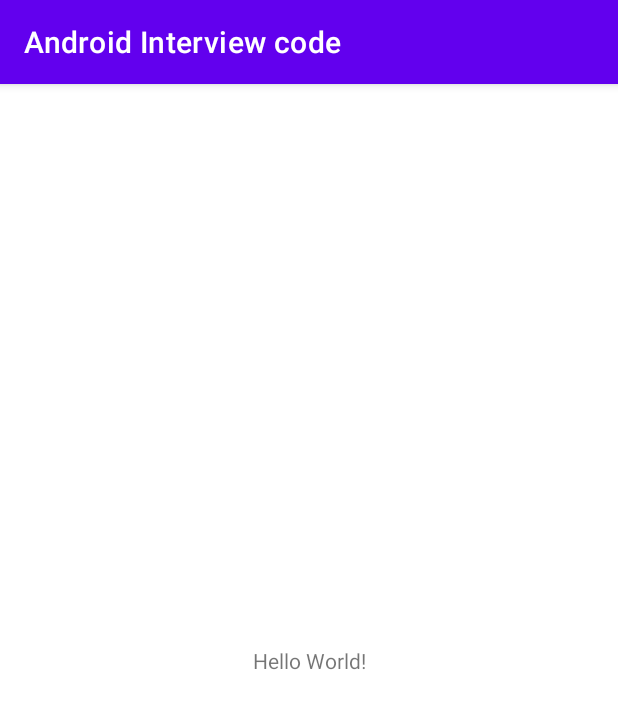
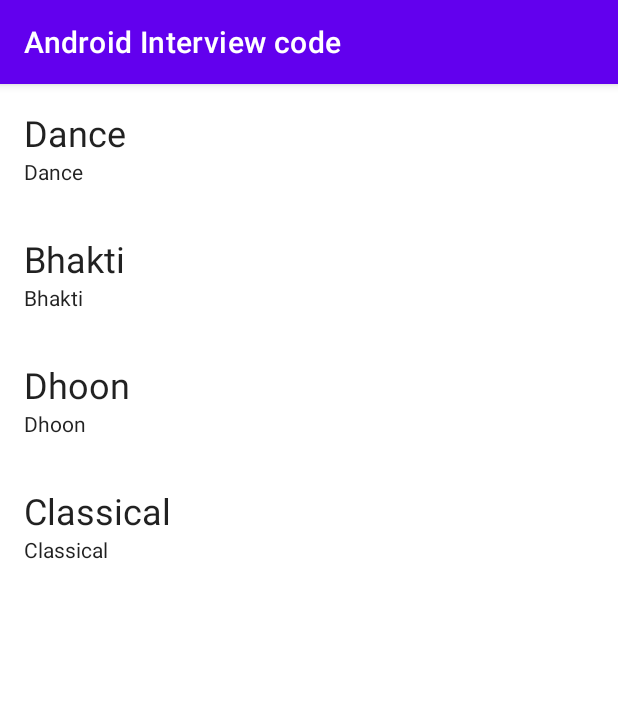
Before and after one commit to hemantvc/android-kotlin-inteview, an Android app: the screen it shows after launch (MainActivity), on a phone screen of 412 x 824 dp. Shown: the top 709 px of the screen. Run offline under Robolectric (Android 15) with nearby library versions, the light colour scheme and no system bars.

Commit message:
Simple recycler view added into project with simple string list

```diff
--- a/app/build.gradle
+++ b/app/build.gradle
@@ -40,4 +40,8 @@
     testImplementation 'junit:junit:4.13.2'
     androidTestImplementation 'androidx.test.ext:junit:1.1.3'
     androidTestImplementation 'androidx.test.espresso:espresso-core:3.4.0'
+
+    // Recyclerview
+    implementation 'androidx.recyclerview:recyclerview:1.2.1'
+
 }
--- a/app/src/main/java/com/hariom/androidinterviewcode/MainActivity.kt
+++ b/app/src/main/java/com/hariom/androidinterviewcode/MainActivity.kt
@@ -2,10 +2,55 @@
 
 import androidx.appcompat.app.AppCompatActivity
 import android.os.Bundle
+import android.os.PersistableBundle
+import android.util.Log
+import androidx.recyclerview.widget.LinearLayoutManager
+import androidx.recyclerview.widget.RecyclerView
 
 class MainActivity : AppCompatActivity() {
     override fun onCreate(savedInstanceState: Bundle?) {
         super.onCreate(savedInstanceState)
         setContentView(R.layout.activity_main)
+        Log.i("MainActivity", "onCreate: ")
+
+        val songList = listOf<String>("Dance","Bhakti","Dhoon","Classical")
+
+        var songRecycleView = findViewById<RecyclerView>(R.id.rvSongList)
+        songRecycleView.adapter = SongAdapter(songList)
+
+        songRecycleView.layoutManager = LinearLayoutManager(this)
+
+
     }
+
+    override fun onStart() {
+        super.onStart()
+        Log.i("MainActivity", "onStart: ")
+    }
+
+    override fun onPause() {
+        super.onPause()
+        Log.i("MainActivity", "onPause: ")
+    }
+    override fun onStop() {
+        super.onStop()
+        Log.i("MainActivity", "onStop: ")
+    }
+
+    override fun onDestroy() {
+        super.onDestroy()
+        Log.i("MainActivity", "onDestroy: ")
+    }
+
+    override fun onSaveInstanceState(outState: Bundle, outPersistentState: PersistableBundle) {
+        super.onSaveInstanceState(outState, outPersistentState)
+        Log.i("MainActivity", "onSaveInstanceState: ")
+    }
+
+
+    override fun onRestart() {
+        super.onRestart()
+        Log.i("MainActivity", "onRestart: ")
+    }
+
 }
--- /dev/null
+++ b/app/src/main/java/com/hariom/androidinterviewcode/SongAdapter.kt
@@ -0,0 +1,34 @@
+package com.hariom.androidinterviewcode
+
+import android.view.LayoutInflater
+import android.view.View
+import android.view.ViewGroup
+import android.widget.TextView
+import androidx.recyclerview.widget.RecyclerView
+
+class SongAdapter(val songs:List<String>) : RecyclerView.Adapter<SongAdapter.MyViewHolder>() {
+
+
+    // Create view for recyclerview
+    override fun onCreateViewHolder(parent: ViewGroup, viewType: Int): MyViewHolder {
+        // LayoutInflater converts xml file to java file
+        val inflater = LayoutInflater.from(parent.context)
+        val view = inflater.inflate(R.layout.item_view,parent,false)
+        return MyViewHolder(view)
+
+    }
+
+    override fun onBindViewHolder(holder: MyViewHolder, position: Int) {
+                                holder.textTitle.text = songs[position]
+                                holder.textDescription.text = songs[position]
+    }
+
+    override fun getItemCount(): Int {
+         return songs.size
+    }
+
+    class MyViewHolder(itemView: View) : RecyclerView.ViewHolder(itemView){
+        var textTitle = itemView.findViewById<TextView>(R.id.tvTitle)
+        var textDescription = itemView.findViewById<TextView>(R.id.tvDescription)
+    }
+}
--- a/app/src/main/res/layout/activity_main.xml
+++ b/app/src/main/res/layout/activity_main.xml
@@ -1,18 +1,9 @@
 <?xml version="1.0" encoding="utf-8"?>
-<androidx.constraintlayout.widget.ConstraintLayout xmlns:android="http://schemas.android.com/apk/res/android"
+<androidx.recyclerview.widget.RecyclerView xmlns:android="http://schemas.android.com/apk/res/android"
     xmlns:app="http://schemas.android.com/apk/res-auto"
     xmlns:tools="http://schemas.android.com/tools"
+    android:id="@+id/rvSongList"
     android:layout_width="match_parent"
     android:layout_height="match_parent"
     tools:context=".MainActivity">
-
-    <TextView
-        android:layout_width="wrap_content"
-        android:layout_height="wrap_content"
-        android:text="Hello World!"
-        app:layout_constraintBottom_toBottomOf="parent"
-        app:layout_constraintEnd_toEndOf="parent"
-        app:layout_constraintStart_toStartOf="parent"
-        app:layout_constraintTop_toTopOf="parent" />
-
-</androidx.constraintlayout.widget.ConstraintLayout>
+</androidx.recyclerview.widget.RecyclerView>
--- /dev/null
+++ b/app/src/main/res/layout/item_view.xml
@@ -0,0 +1,22 @@
+<?xml version="1.0" encoding="utf-8"?>
+<androidx.appcompat.widget.LinearLayoutCompat xmlns:android="http://schemas.android.com/apk/res/android"
+    android:layout_width="match_parent"
+    android:layout_height="wrap_content"
+    xmlns:tools="http://schemas.android.com/tools"
+    android:orientation="vertical"
+    android:padding="16dp">
+    <androidx.appcompat.widget.AppCompatTextView
+        style="@style/TextAppearance.AppCompat.Headline"
+        android:id="@+id/tvTitle"
+        android:layout_width="wrap_content"
+        android:layout_height="wrap_content"
+        tools:text="Title of the song"/>
+
+    <androidx.appcompat.widget.AppCompatTextView
+        style="@style/TextAppearance.AppCompat.Body1"
+        android:id="@+id/tvDescription"
+        android:layout_width="wrap_content"
+        android:layout_height="wrap_content"
+        tools:text="Song description"/>
+
+</androidx.appcompat.widget.LinearLayoutCompat>
```
